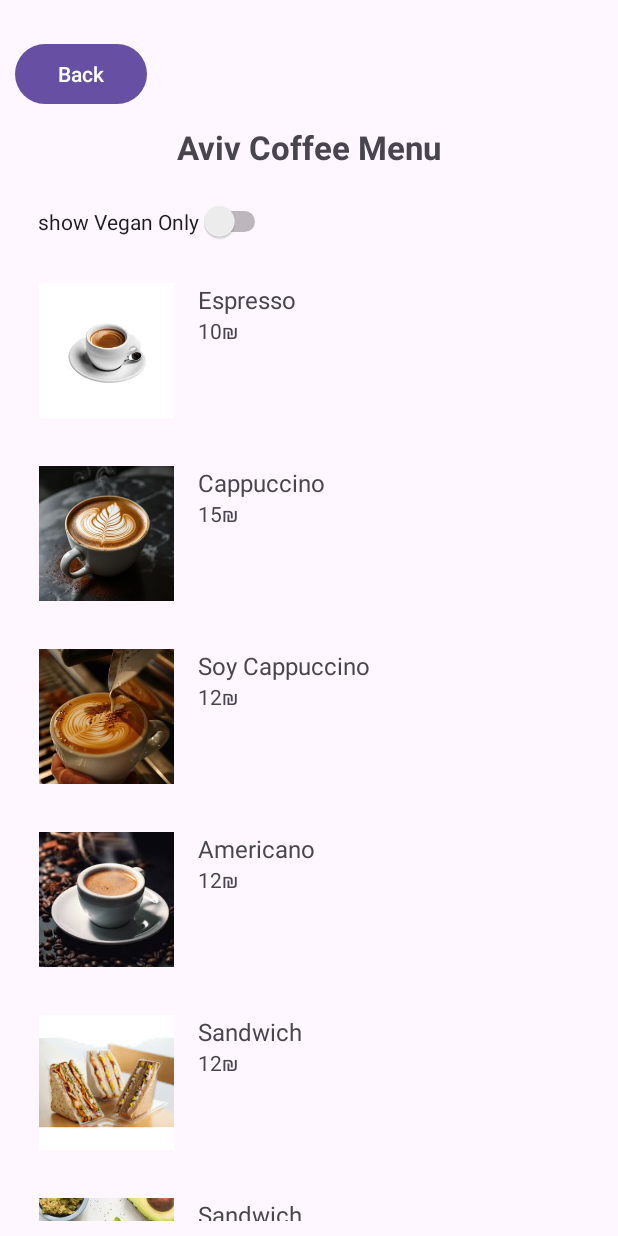
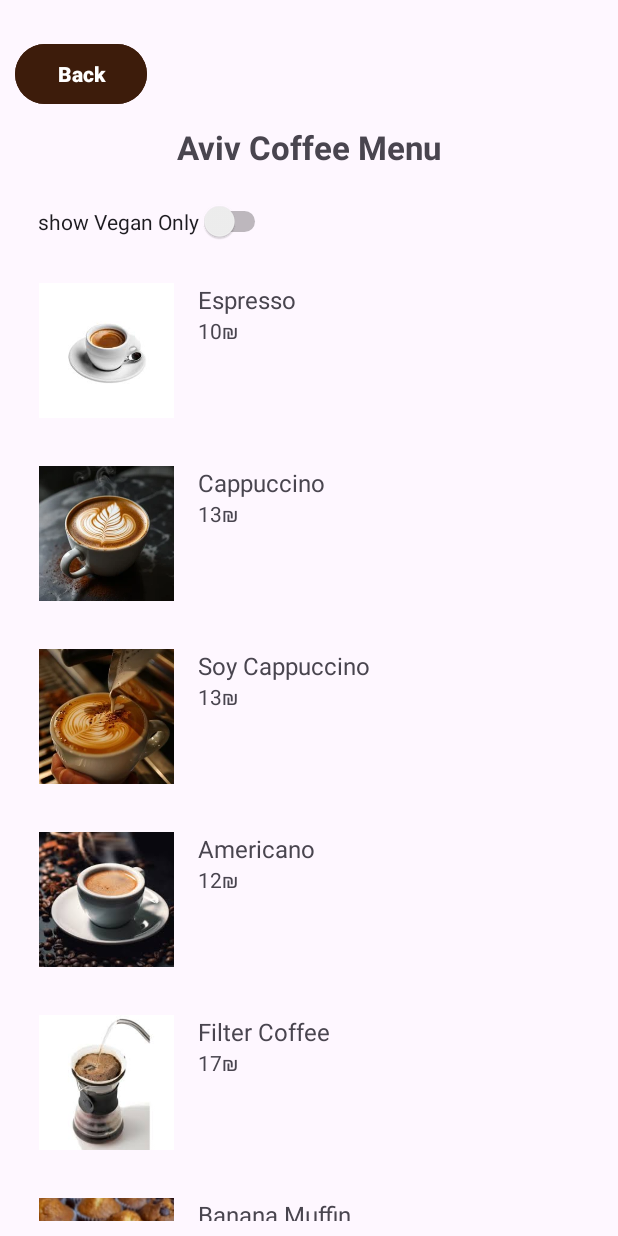
Before and after one commit to aviv2525/Aviv-Coffee-App, an Android app: the screen it shows after launch (MenuPageActivity), after a tap on "Menu", on a phone screen of 412 x 824 dp. Run offline under Robolectric (Android 15) with nearby library versions, the phone set to English and light mode, and no system bars; 1 other tap on this screen came first.

Commit message:
30/03/2025

```diff
--- a/app/src/main/java/com/example/avivcoffee/MenuAdapter.kt
+++ b/app/src/main/java/com/example/avivcoffee/MenuAdapter.kt
@@ -32,12 +32,10 @@ class MenuAdapter(private var itemList: List<MenuItem>) : RecyclerView.Adapter<M
         holder.itemImage.setOnClickListener {
             val layoutParams = holder.itemImage.layoutParams
             if (layoutParams.width == ViewGroup.LayoutParams.MATCH_PARENT) {
-                // מחזירים לגודל המקורי
                 layoutParams.width = 90.dpToPx()
                 layoutParams.height = 90.dpToPx()
                 holder.itemImage.scaleType = ImageView.ScaleType.CENTER_CROP
             } else {
-                // מגדילים לגודל מלא
                 layoutParams.width = ViewGroup.LayoutParams.MATCH_PARENT
                 layoutParams.height = ViewGroup.LayoutParams.WRAP_CONTENT
                 holder.itemImage.scaleType = ImageView.ScaleType.FIT_CENTER
--- a/app/src/main/java/com/example/avivcoffee/MenuPageActivity.kt
+++ b/app/src/main/java/com/example/avivcoffee/MenuPageActivity.kt
@@ -23,13 +23,16 @@ class MenuPageActivity : AppCompatActivity() {
 
         val menuItems = listOf(
         MenuItem(getString(R.string.item_espresso), "10₪", R.drawable.espresso3, true),
-        MenuItem(getString(R.string.item_cappuccino), "15₪", R.drawable.cappuccinos, false),
-        MenuItem(getString(R.string.item_soy_cappuccino), "12₪", R.drawable.soy_cappuccino, true),
+        MenuItem(getString(R.string.item_cappuccino), "13₪", R.drawable.cappuccinos, false),
+        MenuItem(getString(R.string.item_soy_cappuccino), "13₪", R.drawable.soy_cappuccino, true),
         MenuItem(getString(R.string.item_americano), "12₪", R.drawable.espresso1, true),
-        MenuItem(getString(R.string.item_sandwich), "12₪", R.drawable.sandwich, false),
-        MenuItem(getString(R.string.item_sandwich), "12₪", R.drawable.vegan_sandwiches, true),
-        MenuItem(getString(R.string.item_latte), "18₪", R.drawable.cappu, false),
-        MenuItem(getString(R.string.item_chocolate_brownie), "18₪", R.drawable.brownie, false)
+        MenuItem(getString(R.string.filter_coffee), "17₪", R.drawable.filtercoffee, true),
+        MenuItem(getString(R.string.banana_muffins), "20₪", R.drawable.banana_muffins, true),
+        MenuItem(getString(R.string.item_sandwich), "27₪", R.drawable.sandwich, false),
+        MenuItem(getString(R.string.item_vegan_sandwich), "22₪", R.drawable.vegan_sandwiches, true),
+        MenuItem(getString(R.string.chocolate_cake), "27₪", R.drawable.chocolate_cake, false),
+        MenuItem(getString(R.string.item_latte), "13₪", R.drawable.cappu, false),
+        MenuItem(getString(R.string.item_chocolate_brownie), "20₪", R.drawable.brownie, false)
     )
 
 
--- /dev/null
+++ b/app/src/main/res/drawable/radio_button_square.xml
@@ -0,0 +1,16 @@
+<selector xmlns:android="http://schemas.android.com/apk/res/android">
+    <item android:state_checked="true">
+        <shape android:shape="rectangle">
+            <solid android:color="#007AFF" />
+            <corners android:radius="12dp" />
+            <stroke android:width="3dp" android:color="#005BBB"/>
+        </shape>
+    </item>
+    <item android:state_checked="false">
+        <shape android:shape="rectangle">
+            <solid android:color="@android:color/transparent"/>
+            <corners android:radius="12dp" />
+            <stroke android:width="2dp" android:color="#999999"/>
+        </shape>
+    </item>
+</selector>
--- a/app/src/main/res/layout/activity_menu.xml
+++ b/app/src/main/res/layout/activity_menu.xml
@@ -14,8 +14,15 @@
         android:id="@+id/BackBtn"
         android:layout_marginTop="15dp"
         android:text="@string/back"
+        android:textStyle="bold"
+        android:backgroundTint="@color/newB"
+        android:textColor="@color/white"
         android:shadowColor="@color/black"
         />
+
+
+
+
     <TextView
         android:textSize="22sp"
         android:textStyle="bold"
@@ -31,6 +38,7 @@
         android:layout_width="wrap_content"
         android:layout_height="match_parent"
         android:text="@string/show_vegan_only"
+        android:outlineSpotShadowColor="@color/newB"
         tools:ignore="UseSwitchCompatOrMaterialXml"
         />
 
--- a/app/src/main/res/values/strings.xml
+++ b/app/src/main/res/values/strings.xml
@@ -16,15 +16,25 @@
     <string name="item_cappuccino">Cappuccino</string>
     <string name="item_soy_cappuccino">Soy Cappuccino</string>
     <string name="item_americano">Americano</string>
+    <string name="filter_coffee">Filter Coffee</string>
+    <string name="banana_muffins">Banana Muffin</string>
+    <string name="chocolate_cake">Chocolate Cake</string>
+
     <string name="item_sandwich">Sandwich</string>
     <string name="item_vegan_sandwich">Sandwich</string>
     <string name="item_latte">Latte</string>
     <string name="empty_reservation_details">Empty reservation details</string>
     <string name="OK">OK</string>
+    <string name="next">Next</string>
+    <string name="cancel">Cancel</string>
     <string name="item_chocolate_brownie">Chocolate Brownie</string>
     <string name="not_possible_to_order">It is not possible to order for an hour that has already passed!</string>
-    <string name="invalid_timw_msg">Invalid Time</string>
-
+    <string name="invalid_time_msg" >Invalid Time</string>
+    <string name="select_number_of_guests">Select Number of Guests</string>
     <string name="reservation_message">📅 Date: %1$s  \n⏰ Time: %2$s \n👥 Guests: %3$d</string>
-
+    <string name="non_smoke">Non Smoke</string>
+    <string name="smoke">Smoke</string>
+    <string name="everywhere">Everywhere</string>
+    <string name="smoking_area">\n🚬 Smoking Area: %1$s</string>
+    <string name="location_will_be_provided_soon">Location will be provided SOON</string>
 </resources>
```
Also changed, not shown: app/src/main/java/com/example/avivcoffee/MainActivity.kt (+95 -8 lines), app/src/main/res/drawable/banana_muffins.jpg (added), app/src/main/res/drawable/chocolate_cake.jpg (added), 1 other file.
